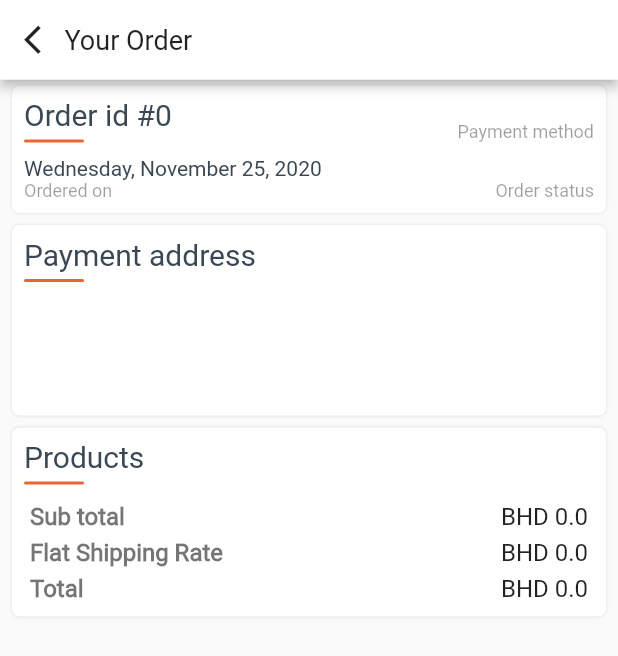
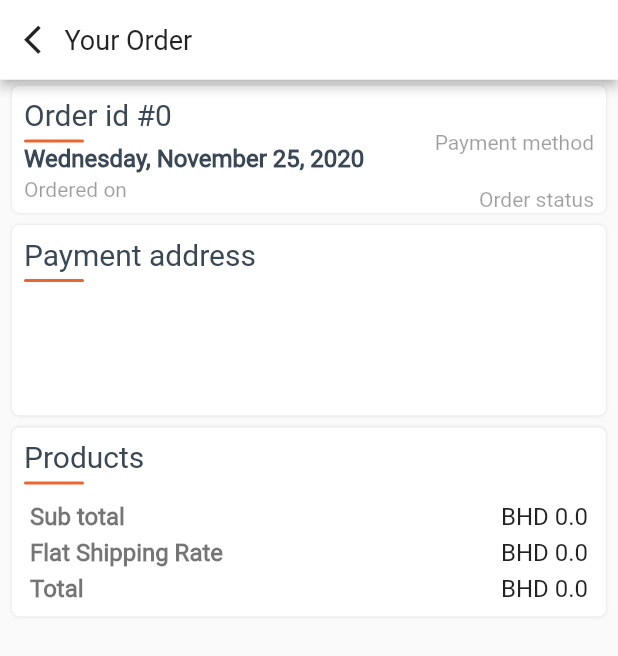
Before and after one commit to teamHaztech/chaabra, a Flutter app: the SingleOrdersPage screen opened directly with empty values, on a phone screen of 412 x 824 dp. Shown: the top 656 px of the screen. Run offline on Flutter 3.47's test engine with Material 2 defaults, Android fonts, the phone set to English and light mode, and no system bars; our stand-ins replace dio, flutter_svg, flutter_swiper, fluttertoast, progress_indicators, shared_preferences and 3 more; missing offline and left inert: flutter_range_slider, flutter_webview_plugin; accounts and stored records are empty; network calls fail.

Commit message:
fixing orders ui

```diff
--- a/lib/providers/cartProvider.dart
+++ b/lib/providers/cartProvider.dart
@@ -49,7 +49,7 @@ class CartProvider extends ChangeNotifier {
 
     fetchCartData(context)async{
       User user = await User().localUserData();
-      cart.length == 0 ? isCartLoading = true : isCartLoading = false;
+    cart.length == 0 ? isCartLoading = true : isCartLoading = false;
       notifyListeners();
       final res = await callApi.getWithConnectionCheck("cart/${user.id}", context);
       final data = jsonDecode(res.body) as List;
@@ -91,7 +91,6 @@ class CartProvider extends ChangeNotifier {
       productOption = ProductOption.fromJson(productJson);
       notifyListeners();
     }
-
 
     ProductOption productOption;
     List<String> countries = [
--- a/lib/providers/orderProvider.dart
+++ b/lib/providers/orderProvider.dart
@@ -33,6 +33,7 @@ class OrderProvider extends ChangeNotifier{
     fetchUserShippingAddress(context);
     setNameInAddressForm();
     getZones();
+    fetchOrderHistory(context);
   }
 
   CallApi callApi = CallApi();
--- a/lib/screens/OrdersPage.dart
+++ b/lib/screens/OrdersPage.dart
@@ -72,7 +72,7 @@ class _OrdersPageState extends State<OrdersPage> {
                                           crossAxisAlignment: CrossAxisAlignment.start,
                                           children: [
                                           label(title: "Order id #${order.id}",padding: EdgeInsets.all(0)),
-                                            labeledTitle(crossAxisAlignment: CrossAxisAlignment.start,title: daynameMonthDayYear(order.dateAdded),label: "Ordered on"),
+                                            labeledTitle(crossAxisAlignment: CrossAxisAlignment.start,title: daynameMonthDayYear(order.dateAdded),label: "Ordered on",fontWeight: FontWeight.w600),
                                         ],),
                                           Column(
                                             mainAxisAlignment:
--- a/lib/screens/constants.dart
+++ b/lib/screens/constants.dart
@@ -309,7 +309,7 @@ borderRadiusOn(
       topRight: Radius.circular(topRight));
 }
 
-label({String title,bool disableUnderline = false,Color color, EdgeInsets padding = const EdgeInsets.symmetric(horizontal: 16)}) {
+label({String title,bool disableUnderline = false,Color color, EdgeInsets padding = const EdgeInsets.symmetric(horizontal: 16),double fontSize = 20}) {
   return Padding(
     padding: padding,
     child: Column(
@@ -319,7 +319,7 @@ label({String title,bool disableUnderline = false,Color color, EdgeInsets paddin
         Text(
           title,
           style: TextStyle(
-              fontSize: 20,
+              fontSize: fontSize,
               color: color == null ? primaryColor : color,
               fontWeight: FontWeight.w400),
         ),
@@ -993,18 +993,19 @@ containerLoader({double height = 20, double width = 50, double radius = 10}){
 }
 
 
-labeledTitle({CrossAxisAlignment crossAxisAlignment,String title, String label}){
+labeledTitle({CrossAxisAlignment crossAxisAlignment,String title, String label, FontWeight fontWeight = FontWeight.normal}){
   return Column(
     crossAxisAlignment: crossAxisAlignment,
     children: [
       Text(title,
           style: TextStyle(
               color: primaryColor,
-              fontSize: 14,
-              fontWeight: FontWeight.normal)),
+              fontSize: 16,
+              fontWeight: fontWeight)),
+      SizedBox(height: 3,),
       Text(label,
           style: TextStyle(
-              fontSize: 12,
+              fontSize: 14,
               color: Colors.black38,
               fontWeight: FontWeight.normal)),
     ],
```
Also changed, not shown: lib/screens/SingleOrderPage.dart (+2 -66 lines).
